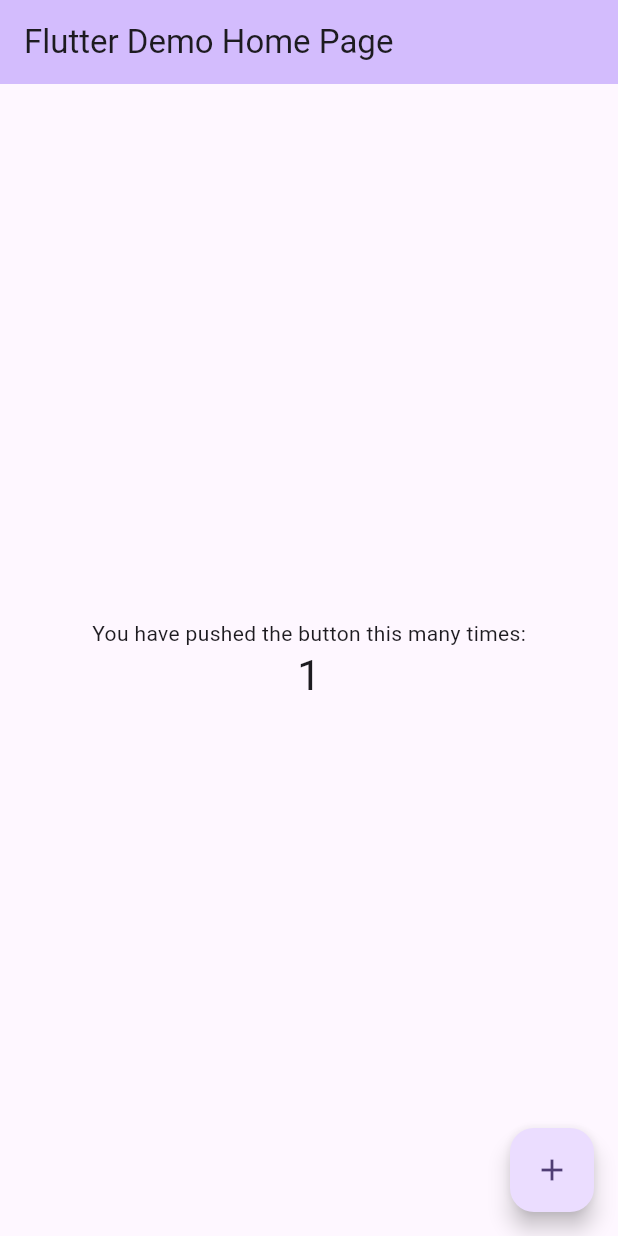
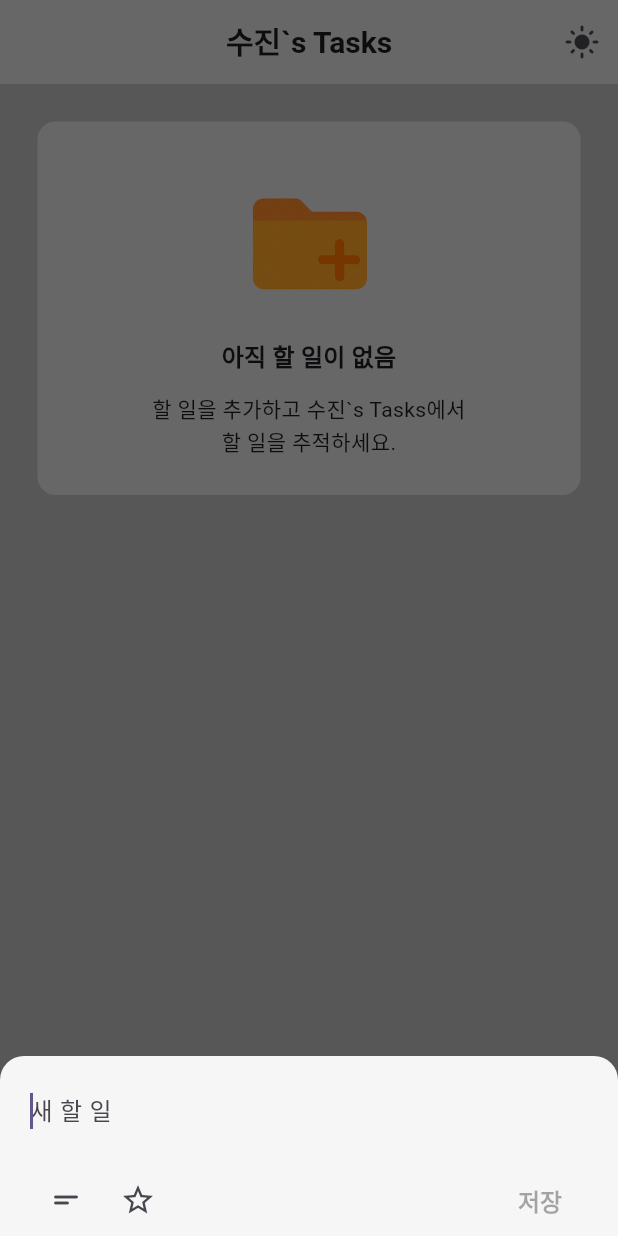
Before and after one commit to corazon4815/tasks, a Flutter app: the screen it shows after launch, after a tap on the "add" icon, on a phone screen of 412 x 824 dp. Run offline on Flutter 3.47's test engine with Material 3 defaults, Android fonts, the phone set to English and light mode, and no system bars.

Commit message:
feat: Todo creation, list view, and detail

```diff
--- a/lib/main.dart
+++ b/lib/main.dart
@@ -1,122 +1,68 @@
 import 'package:flutter/material.dart';
+import 'pages/home_page.dart';
 
 void main() {
-  runApp(const MyApp());
+  runApp(const TasksApp());
 }
 
-class MyApp extends StatelessWidget {
-  const MyApp({super.key});
+class TasksApp extends StatefulWidget {
+  const TasksApp({super.key});
 
-  // This widget is the root of your application.
   @override
-  Widget build(BuildContext context) {
-    return MaterialApp(
-      title: 'Flutter Demo',
-      theme: ThemeData(
-        // This is the theme of your application.
-        //
-        // TRY THIS: Try running your application with "flutter run". You'll see
-        // the application has a purple toolbar. Then, without quitting the app,
-        // try changing the seedColor in the colorScheme below to Colors.green
-        // and then invoke "hot reload" (save your changes or press the "hot
-        // reload" button in a Flutter-supported IDE, or press "r" if you used
-        // the command line to start the app).
-        //
-        // Notice that the counter didn't reset back to zero; the application
-        // state is not lost during the reload. To reset the state, use hot
-        // restart instead.
-        //
-        // This works for code too, not just values: Most code changes can be
-        // tested with just a hot reload.
-        colorScheme: ColorScheme.fromSeed(seedColor: Colors.deepPurple),
-      ),
-      home: const MyHomePage(title: 'Flutter Demo Home Page'),
-    );
-  }
+  State<TasksApp> createState() => _TasksAppState();
 }
 
-class MyHomePage extends StatefulWidget {
-  const MyHomePage({super.key, required this.title});
+class _TasksAppState extends State<TasksApp> {
+  ThemeMode _themeMode = ThemeMode.light;
 
-  // This widget is the home page of your application. It is stateful, meaning
-  // that it has a State object (defined below) that contains fields that affect
-  // how it looks.
-
-  // This class is the configuration for the state. It holds the values (in this
-  // case the title) provided by the parent (in this case the App widget) and
-  // used by the build method of the State. Fields in a Widget subclass are
-  // always marked "final".
-
-  final String title;
-
-  @override
-  State<MyHomePage> createState() => _MyHomePageState();
-}
-
-class _MyHomePageState extends State<MyHomePage> {
-  int _counter = 0;
-
-  void _incrementCounter() {
+  void _toggleThemeMode() {
     setState(() {
-      // This call to setState tells the Flutter framework that something has
-      // changed in this State, which causes it to rerun the build method below
-      // so that the display can reflect the updated values. If we changed
-      // _counter without calling setState(), then the build method would not be
-      // called again, and so nothing would appear to happen.
-      _counter++;
+      _themeMode =
+          _themeMode == ThemeMode.light ? ThemeMode.dark : ThemeMode.light;
     });
   }
 
   @override
   Widget build(BuildContext context) {
-    // This method is rerun every time setState is called, for instance as done
-    // by the _incrementCounter method above.
-    //
-    // The Flutter framework has been optimized to make rerunning build methods
-    // fast, so that you can just rebuild anything that needs updating rather
-    // than having to individually change instances of widgets.
-    return Scaffold(
-      appBar: AppBar(
-        // TRY THIS: Try changing the color here to a specific color (to
-        // Colors.amber, perhaps?) and trigger a hot reload to see the AppBar
-        // change color while the other colors stay the same.
-        backgroundColor: Theme.of(context).colorScheme.inversePrimary,
-        // Here we take the value from the MyHomePage object that was created by
-        // the App.build method, and use it to set our appbar title.
-        title: Text(widget.title),
+    final colorSeed = const Color(0xFF6750A4);
+
+    return MaterialApp(
+      title: 'tasks',
+      debugShowCheckedModeBanner: false,
+      themeMode: _themeMode,
+      theme: ThemeData(
+        useMaterial3: true,
+        colorScheme: ColorScheme.fromSeed(seedColor: colorSeed),
+        appBarTheme: const AppBarTheme(centerTitle: true),
       ),
-      body: Center(
-        // Center is a layout widget. It takes a single child and positions it
-        // in the middle of the parent.
-        child: Column(
-          // Column is also a layout widget. It takes a list of children and
-          // arranges them vertically. By default, it sizes itself to fit its
-          // children horizontally, and tries to be as tall as its parent.
-          //
-          // Column has various properties to control how it sizes itself and
-          // how it positions its children. Here we use mainAxisAlignment to
-          // center the children vertically; the main axis here is the vertical
-          // axis because Columns are vertical (the cross axis would be
-          // horizontal).
-          //
-          // TRY THIS: Invoke "debug painting" (choose the "Toggle Debug Paint"
-          // action in the IDE, or press "p" in the console), to see the
-          // wireframe for each widget.
-          mainAxisAlignment: MainAxisAlignment.center,
-          children: <Widget>[
-            const Text('You have pushed the button this many times:'),
-            Text(
-              '$_counter',
-              style: Theme.of(context).textTheme.headlineMedium,
-            ),
-          ],
-        ),
+      darkTheme: ThemeData(
+        useMaterial3: true,
+        colorScheme:
+            ColorScheme.fromSeed(seedColor: colorSeed, brightness: Brightness.dark),
+        appBarTheme: const AppBarTheme(centerTitle: true),
       ),
-      floatingActionButton: FloatingActionButton(
-        onPressed: _incrementCounter,
-        tooltip: 'Increment',
-        child: const Icon(Icons.add),
-      ), // This trailing comma makes auto-formatting nicer for build methods.
+      home: _ThemeAction(
+        toggleThemeMode: _toggleThemeMode,
+        child: const HomePage(studentName: '수진'),
+      ),
     );
   }
 }
+
+/// HomePage에서 테마 토글을 호출하기 위해 import
+class _ThemeAction extends InheritedWidget {
+  final VoidCallback? toggleThemeMode;
+
+  const _ThemeAction({
+    required super.child,
+    this.toggleThemeMode,
+  });
+
+  static _ThemeAction? of(BuildContext context) {
+    return context.dependOnInheritedWidgetOfExactType<_ThemeAction>();
+  }
+
+  @override
+  bool updateShouldNotify(_ThemeAction oldWidget) =>
+      toggleThemeMode != oldWidget.toggleThemeMode;
+}
--- /dev/null
+++ b/lib/models/todo_entity.dart
@@ -0,0 +1,27 @@
+class ToDoEntity {
+  final String title;
+  final String? description;
+  final bool isFavorite;
+  final bool isDone;
+
+  const ToDoEntity({
+    required this.title,
+    this.description,
+    this.isFavorite = false,
+    this.isDone = false,
+  });
+
+  ToDoEntity copyWith({
+    String? title,
+    String? description,
+    bool? isFavorite,
+    bool? isDone,
+  }) {
+    return ToDoEntity(
+      title: title ?? this.title,
+      description: description ?? this.description,
+      isFavorite: isFavorite ?? this.isFavorite,
+      isDone: isDone ?? this.isDone,
+    );
+    }
+}
--- /dev/null
+++ b/lib/pages/home_page.dart
@@ -0,0 +1,167 @@
+import 'package:flutter/material.dart';
+import '/models/todo_entity.dart';
+import '/widgets/no_todo.dart';
+import '/widgets/todo_view.dart';
+import '/widgets/add_todo_sheet.dart';
+import 'todo_detail_page.dart';
+
+class HomePage extends StatefulWidget {
+  final String studentName;
+
+  const HomePage({super.key, required this.studentName});
+
+  @override
+  State<HomePage> createState() => _HomePageState();
+}
+
+class _HomePageState extends State<HomePage> {
+  final List<ToDoEntity> _todos = [];
+
+  String get _appTitle => "${widget.studentName}`s Tasks";
+
+  Future<void> _openAddSheet() async {
+    final result = await showModalBottomSheet<ToDoEntity>(
+      context: context,
+      isScrollControlled: true,
+      shape: const RoundedRectangleBorder(
+      borderRadius: BorderRadius.vertical(top: Radius.circular(16)),
+    ),
+    backgroundColor: const Color(0xFFF6F6F6), // ← #F6F6F6
+      builder: (context) => const AddToDoSheet(),
+    );
+
+    if (result != null) {
+      setState(() {
+        _todos.insert(0, result);
+      });
+    }
+  }
+
+  Future<void> _openDetail(int index) async {
+    final original = _todos[index];
+    final updated = await Navigator.of(context).push<ToDoEntity>(
+      MaterialPageRoute(
+        builder: (_) => ToDoDetailPage(todo: original),
+      ),
+    );
+
+    if (updated != null) {
+      setState(() {
+        _todos[index] = updated;
+      });
+    }
+  }
+
+  void _toggleDone(int index) {
+    final t = _todos[index];
+    setState(() {
+      _todos[index] = t.copyWith(isDone: !t.isDone);
+    });
+  }
+
+  void _toggleFavorite(int index) {
+    final t = _todos[index];
+    setState(() {
+      _todos[index] = t.copyWith(isFavorite: !t.isFavorite);
+    });
+  }
+
+  @override
+Widget build(BuildContext context) {
+  const bgGray = Color(0xFFBDBDBD);
+  const fabOrange = Color(0xFFE64A19);
+  const appBarGray = Color(0xFFE0E0E0);
+
+  return Scaffold(
+    resizeToAvoidBottomInset: false,
+    backgroundColor: bgGray,
+    appBar: AppBar(
+      backgroundColor: appBarGray,
+      elevation: 0,
+      centerTitle: true,
+      title: const Text(
+        "수진`s Tasks",
+        style: TextStyle(fontSize: 20, fontWeight: FontWeight.bold),
+      ),
+      actions: [
+        IconButton(
+          tooltip: '테마 전환',
+          icon: Icon(
+            Theme.of(context).brightness == Brightness.dark
+                ? Icons.dark_mode
+                : Icons.light_mode,
+          ),
+          onPressed: () => _ThemeAction.of(context)?.toggleThemeMode?.call(),
+        ),
+      ],
+    ),
+
+   body: _todos.isEmpty
+    ? LayoutBuilder(
+        builder: (context, constraints) => SingleChildScrollView(
+          child: ConstrainedBox(
+            constraints: BoxConstraints(minHeight: constraints.maxHeight),
+            child: SafeArea(
+              child: Align(
+                alignment: Alignment.topCenter,
+                widthFactor: 1.0,
+                child: Padding(
+                  padding: const EdgeInsets.fromLTRB(5, 5, 5, 5),
+                  child: ConstrainedBox(
+                    constraints: const BoxConstraints(maxWidth: 700),
+                    child: NoToDo(
+                      appBarTitle: _appTitle,
+                      onAddPressed: _openAddSheet,
+                      cardColor: const Color(0xFFe0e0e0),
+                    ),
+                  ),
+                ),
+              ),
+            ),
+          ),
+        ),
+      )
+        : ListView.builder(
+            padding: const EdgeInsets.fromLTRB(10, 10, 10, 10),
+            itemCount: _todos.length,
+            itemBuilder: (context, index) {
+              final t = _todos[index];
+              return ToDoView(
+                todo: t,
+                onToggleDone: () => _toggleDone(index),
+                onToggleFavorite: () => _toggleFavorite(index),
+                onTap: () => _openDetail(index),
+              );
+            },
+          ),
+
+    floatingActionButton: FloatingActionButton(
+      shape: const CircleBorder(),
+      backgroundColor: fabOrange,
+      foregroundColor: Colors.white,
+      onPressed: _openAddSheet,
+      child: const Icon(Icons.add, size: 24),
+    ),
+    floatingActionButtonLocation: FloatingActionButtonLocation.endFloat,
+  );
+}
+
+}
+
+/// 상위(MaterialApp)에서 테마 토글 콜백을 전달하기 위한 간단한 InheritedWidget
+class _ThemeAction extends InheritedWidget {
+  final VoidCallback? toggleThemeMode;
+
+  const _ThemeAction({
+    required super.child,
+    this.toggleThemeMode,
+  });
+
+  static _ThemeAction? of(BuildContext context) {
+    return context.dependOnInheritedWidgetOfExactType<_ThemeAction>();
+  }
+
+  @override
+  bool updateShouldNotify(_ThemeAction oldWidget) =>
+      toggleThemeMode != oldWidget.toggleThemeMode;
+}
--- /dev/null
+++ b/lib/widgets/add_todo_sheet.dart
@@ -0,0 +1,149 @@
+import 'package:flutter/material.dart';
+import '/models/todo_entity.dart';
+
+class AddToDoSheet extends StatefulWidget {
+  const AddToDoSheet({super.key});
+
+  @override
+  State<AddToDoSheet> createState() => _AddToDoSheetState();
+}
+
+class _AddToDoSheetState extends State<AddToDoSheet> {
+  final _titleController = TextEditingController();
+  final _descController = TextEditingController();
+  final _titleFocus = FocusNode();
+
+  bool _showDescriptionField = false;
+  bool _isFavorite = false;
+
+  @override
+  void initState() {
+    super.initState();
+    WidgetsBinding.instance.addPostFrameCallback((_) {
+      _titleFocus.requestFocus();
+    });
+  }
+
+  @override
+  void dispose() {
+    _titleController.dispose();
+    _descController.dispose();
+    _titleFocus.dispose();
+    super.dispose();
+  }
+
+  bool get _canSave => _titleController.text.trim().isNotEmpty;
+
+  void _save() {
+    if (!_canSave) return;
+    final todo = ToDoEntity(
+      title: _titleController.text.trim(),
+      description: _showDescriptionField
+          ? _descController.text.trim().isEmpty
+              ? null
+              : _descController.text.trim()
+          : null,
+      isFavorite: _isFavorite,
+      isDone: false,
+    );
+    Navigator.of(context).pop<ToDoEntity>(todo);
+  }
+
+  @override
+  Widget build(BuildContext context) {
+    final bottomInsets = MediaQuery.of(context).viewInsets.bottom;
+
+    return Padding(
+      padding: EdgeInsets.only(
+        left: 20,
+        right: 20,
+        top: 12,
+        bottom: bottomInsets,
+      ),
+      child: SafeArea(
+        top: false,
+        child: Column(
+          mainAxisSize: MainAxisSize.min,
+          children: [
+            // Title 입력
+            TextField(
+              controller: _titleController,
+              focusNode: _titleFocus,
+              style: const TextStyle(fontSize: 16),
+              decoration: const InputDecoration(
+                hintText: '새 할 일',
+                border: InputBorder.none,
+                enabledBorder: InputBorder.none,
+                focusedBorder: InputBorder.none,
+              ),
+              onChanged: (_) => setState(() {}),
+              // 줄바꿈 대신 저장
+              onSubmitted: (_) => _save(),
+              textInputAction: TextInputAction.done,
+            ),
+            // description 입력
+            if (_showDescriptionField) ...[
+              SingleChildScrollView(
+                child: TextField(
+                  controller: _descController,
+                  style: const TextStyle(fontSize: 14),
+                  decoration: const InputDecoration(
+                    hintText: '세부정보 추가',
+                    border: InputBorder.none,
+                  ),
+                  keyboardType: TextInputType.multiline,
+                  maxLines: null, // 줄바꿈 활성화
+                ),
+              ),
+            ],
+            const SizedBox(height: 12),
+
+            // 아이콘 2개 + 저장버튼 Row
+            Row(
+              children: [
+                // 설명(세부정보 추가) 토글
+                if (!_showDescriptionField)
+                  IconButton(
+                    tooltip: '세부정보 추가',
+                    icon: const Icon(Icons.short_text_rounded, size: 24),
+                    onPressed: () {
+                      setState(() => _showDescriptionField = true);
+                    },
+                  ),
+
+                // 즐겨찾기 토글
+                IconButton(
+                  tooltip: '즐겨찾기',
+                  icon: Icon(
+                    _isFavorite ? Icons.star : Icons.star_border,
+                    size: 24,
+                  ),
+                  onPressed: () {
+                    setState(() => _isFavorite = !_isFavorite);
+                  },
+                ),
+
+                const Spacer(),
+
+                // 저장 버튼 (타이틀이 있을 때만 활성)
+                TextButton(
+                  onPressed: _canSave ? _save : null,
+                  style: TextButton.styleFrom(
+                    foregroundColor: _canSave
+                        ? Theme.of(context).colorScheme.primary
+                        : Colors.grey,
+                    textStyle: const TextStyle(
+                      fontSize: 16,
+                      fontWeight: FontWeight.bold,
+                    ),
+                  ),
+                  child: const Text('저장'),
+                ),
+              ],
+            ),
+          ],
+        ),
+      ),
+    );
+  }
+}
--- /dev/null
+++ b/lib/widgets/no_todo.dart
@@ -0,0 +1,74 @@
+import 'package:flutter/material.dart';
+
+class NoToDo extends StatelessWidget {
+  final String appBarTitle;
+  final VoidCallback onAddPressed;
+
+  final Color cardColor;
+
+  const NoToDo({
+    super.key,
+    required this.appBarTitle,
+    required this.onAddPressed,
+    this.cardColor = const Color.fromARGB(255, 2, 2, 2),
+  });
+
+  @override
+  Widget build(BuildContext context) {
+    return Padding(
+      padding: const EdgeInsets.all(20),
+      child: Container(
+        width: double.infinity,
+        padding: const EdgeInsets.all(20),
+        decoration: BoxDecoration(
+          color: cardColor,
+          borderRadius: BorderRadius.circular(12),
+        ),
+        child: Column(
+          mainAxisSize: MainAxisSize.min,
+          children: [
+            const SizedBox(height: 12),
+            const _EmptyVisual(),
+            const SizedBox(height: 12),
+            Text(
+              '아직 할 일이 없음',
+              style: Theme.of(context).textTheme.titleMedium?.copyWith(
+                    fontSize: 16,
+                    fontWeight: FontWeight.bold,
+                  ),
+              textAlign: TextAlign.center,
+            ),
+            const SizedBox(height: 12),
+            Text(
+              '할 일을 추가하고 $appBarTitle에서\n할 일을 추적하세요.',
+              style: Theme.of(context).textTheme.bodyMedium?.copyWith(
+                    fontSize: 14,
+                    height: 1.5,
+                  ),
+              textAlign: TextAlign.center,
+            ),
+            const SizedBox(height: 4),
+          ],
+        ),
+      ),
+    );
+  }
+}
+
+class _EmptyVisual extends StatelessWidget {
+  const _EmptyVisual();
+
+  @override
+  Widget build(BuildContext context) {
+    return SizedBox(
+      width: 100,
+      height: 100,
+      child: Image.asset(
+        'assets/images/empty.webp',
+        fit: BoxFit.contain,
+      ),
+    );
+  }
+
+
+}
--- a/pubspec.yaml
+++ b/pubspec.yaml
@@ -58,8 +58,8 @@ flutter:
   uses-material-design: true
 
   # To add assets to your application, add an assets section, like this:
-  # assets:
-  #   - images/a_dot_burr.jpeg
+  assets:
+    - assets/images/
   #   - images/a_dot_ham.jpeg
 
   # An image asset can refer to one or more resolution-specific "variants", see
```
Also changed, not shown: lib/pages/todo_detail_page.dart (added, +106 -0 lines), lib/widgets/todo_view.dart (added, +70 -0 lines), assets/images/empty.webp (added).
